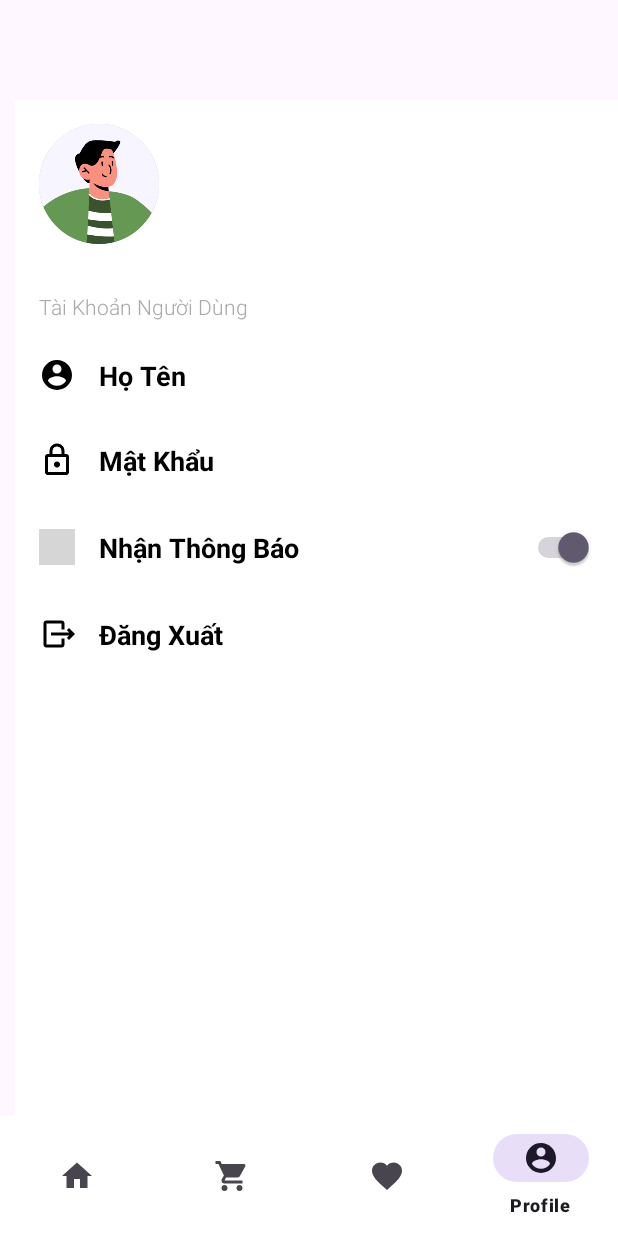
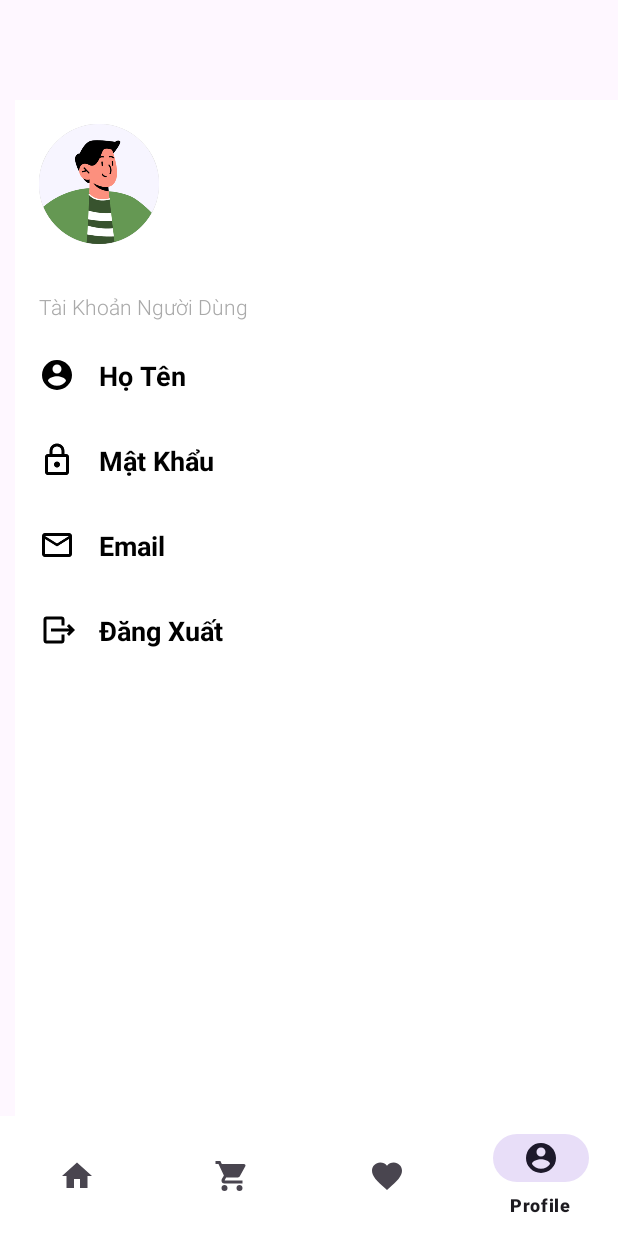
Before and after one commit to quzkhanh/EasyBuy_quzkhanh, an Android app: the UserMainActivity screen opened directly, with no data from a screen before it, item 4 of the bottom bar chosen, on a phone screen of 412 x 824 dp. Run offline under Robolectric (Android 15) with nearby library versions, the phone set to English and light mode, and no system bars; libraries missing offline, so code that uses them is left out: org.mindrot.jbcrypt; grey boxes are pictures that could not be loaded.

Commit message:
admin change pw, email

```diff
--- a/app/src/main/AndroidManifest.xml
+++ b/app/src/main/AndroidManifest.xml
@@ -1,6 +1,7 @@
 <?xml version="1.0" encoding="utf-8"?>
 <manifest xmlns:android="http://schemas.android.com/apk/res/android"
     xmlns:tools="http://schemas.android.com/tools">
+
     <!-- Android 12 trở xuống -->
     <uses-permission android:name="android.permission.READ_EXTERNAL_STORAGE" />
     <uses-permission android:name="android.permission.WRITE_EXTERNAL_STORAGE" /> <!-- Android 13 trở lên -->
--- a/app/src/main/java/com/example/easybuy/Activity/User/UserMainActivity.java
+++ b/app/src/main/java/com/example/easybuy/Activity/User/UserMainActivity.java
@@ -11,7 +11,7 @@ import androidx.fragment.app.Fragment;
 import com.example.easybuy.Activity.User.fragment.FavoriteFragment;
 import com.example.easybuy.Activity.User.fragment.HomeFragment;
 import com.example.easybuy.Activity.User.fragment.OrderFragment;
-import com.example.easybuy.Activity.User.fragment.ProfileUserFragment;
+import com.example.easybuy.Activity.User.fragment.UserSettingsFragment;
 import com.example.easybuy.R;
 import com.google.android.material.bottomnavigation.BottomNavigationView;
 
@@ -53,7 +53,7 @@ public class UserMainActivity extends AppCompatActivity {
                 } else if (item.getItemId() == R.id.nav_favorite) {
                     selectedFragment = new FavoriteFragment();
                 } else if (item.getItemId() == R.id.nav_profile) {
-                    selectedFragment = new ProfileUserFragment();
+                    selectedFragment = new UserSettingsFragment();
                 }
 
                 if (selectedFragment != null) {
--- a/app/src/main/java/com/example/easybuy/Activity/User/fragment/ProfileUserFragment.java
+++ b/app/src/main/java/com/example/easybuy/Activity/User/fragment/UserSettingsFragment.java
@@ -13,11 +13,14 @@ import com.example.easybuy.Activity.WelcomeActivity;
 import com.example.easybuy.R;
 import com.example.easybuy.Utils.SessionManager;
 
-public class ProfileUserFragment extends Fragment {
+public class UserSettingsFragment extends Fragment {
     private TextView btnLogout;
+    private TextView tvUserName;
+    private TextView tvPassword;
+    private TextView tvEmail;
     private SessionManager sessionManager;
 
-    public ProfileUserFragment() {
+    public UserSettingsFragment() {
         // Required empty public constructor
     }
 
@@ -29,16 +32,17 @@ public class ProfileUserFragment extends Fragment {
 
     @Override
     public View onCreateView(LayoutInflater inflater, ViewGroup container, Bundle savedInstanceState) {
-        View view = inflater.inflate(R.layout.fragment_user_profile, container, false);
+        View view = inflater.inflate(R.layout.fragment_user_settings, container, false);
 
-        // Ánh xạ btnLogout
+        // Ánh xạ các view
         btnLogout = view.findViewById(R.id.btnLogout);
-
-        // Thêm sự kiện đăng xuất
-        btnLogout.setOnClickListener(v -> logout());
+        tvUserName = view.findViewById(R.id.tvUserName);
+        tvPassword = view.findViewById(R.id.tvPassword);
+        tvEmail = view.findViewById(R.id.tvEmail);
 
         return view;
     }
+
 
     private void logout() {
         // Xóa phiên đăng nhập
@@ -48,6 +52,4 @@ public class ProfileUserFragment extends Fragment {
         startActivity(intent);
         getActivity().finish();
     }
-
-
 }
--- a/app/src/main/java/com/example/easybuy/Database/DatabaseHelper.java
+++ b/app/src/main/java/com/example/easybuy/Database/DatabaseHelper.java
@@ -18,7 +18,7 @@ import java.util.Random;
 
 public class DatabaseHelper extends SQLiteOpenHelper {
     private static final String DATABASE_NAME = "easybuy.db";
-    private static final int DATABASE_VERSION = 4; // Giữ nguyên hoặc tăng lên nếu cần
+    private static final int DATABASE_VERSION = 4;
     public static final String TABLE_OTP = "otp_table";
     public static final String TABLE_USERS = "users";
     public static final String TABLE_ADMINS = "admins";
--- a/app/src/main/java/com/example/easybuy/Utils/SessionManager.java
+++ b/app/src/main/java/com/example/easybuy/Utils/SessionManager.java
@@ -7,7 +7,7 @@ public class SessionManager {
     private static final String PREF_NAME = "UserSession";
     private static final String KEY_ADMIN_ID = "admin_id";
     private static final String KEY_USER_NAME = "user_name";
-    private static final String KEY_EMAIL = "email"; // Thêm key cho email
+    private static final String KEY_EMAIL = "email";
     private SharedPreferences pref;
     private SharedPreferences.Editor editor;
     private Context context;
@@ -42,6 +42,11 @@ public class SessionManager {
         return pref.getString(KEY_EMAIL, "");
     }
 
+    public void setAdminEmail(String email) {
+        editor.putString(KEY_EMAIL, email);
+        editor.apply();
+    }
+
     public void logout() {
         editor.clear();
         editor.apply();
--- a/app/src/main/res/layout/fragment_user_profile.xml
+++ b/app/src/main/res/layout/fragment_user_settings.xml
@@ -28,7 +28,7 @@
         android:id="@+id/tvAccountTitle"
         android:layout_width="wrap_content"
         android:layout_height="wrap_content"
-        android:text="Tài Khoản Người Dùng "
+        android:text="Tài Khoản Người Dùng"
         android:fontFamily="@font/jetbrains_mono_extrabold"
         android:textFontWeight="@integer/material_motion_duration_long_1"
         android:textColor="#A9A9A9"
@@ -96,27 +96,22 @@
         android:gravity="center_vertical">
 
         <ImageView
-            android:id="@+id/imgNotificationIcon"
+            android:id="@+id/icEmail"
             android:layout_width="24dp"
             android:layout_height="24dp"
-            android:src="@drawable/ic_notifications"
+            android:src="@drawable/ic_email"
             android:layout_marginEnd="16dp" />
 
         <TextView
-            android:id="@+id/tvNotification"
+            android:id="@+id/tvEmail"
             android:layout_width="0dp"
             android:layout_height="wrap_content"
             android:layout_weight="1"
-            android:text="Nhận Thông Báo"
+            android:text="Email"
             android:textStyle="bold"
             android:textColor="#000000"
             android:textSize="18sp" />
 
-        <Switch
-            android:id="@+id/switchNotification"
-            android:layout_width="wrap_content"
-            android:layout_height="wrap_content"
-            android:checked="true" />
     </LinearLayout>
 
     <LinearLayout
```
Also changed, not shown: app/src/main/java/com/example/easybuy/Activity/Admin/AdminSettingsFragment.java (+25 -4 lines), app/src/main/java/com/example/easybuy/Database/AdminDAO.java (+21 -0 lines), app/src/main/java/com/example/easybuy/Database/UserDAO.java (+41 -17 lines), app/src/main/java/com/example/easybuy/Utils/CustomDialogEmail.java (added, +104 -0 lines), app/src/main/res/layout/dialog_change_email.xml (added, +46 -0 lines), app/src/main/res/layout/fragment_admin_settings.xml (+4 -9 lines), app/src/main/res/drawable/ic_email.png (added).
